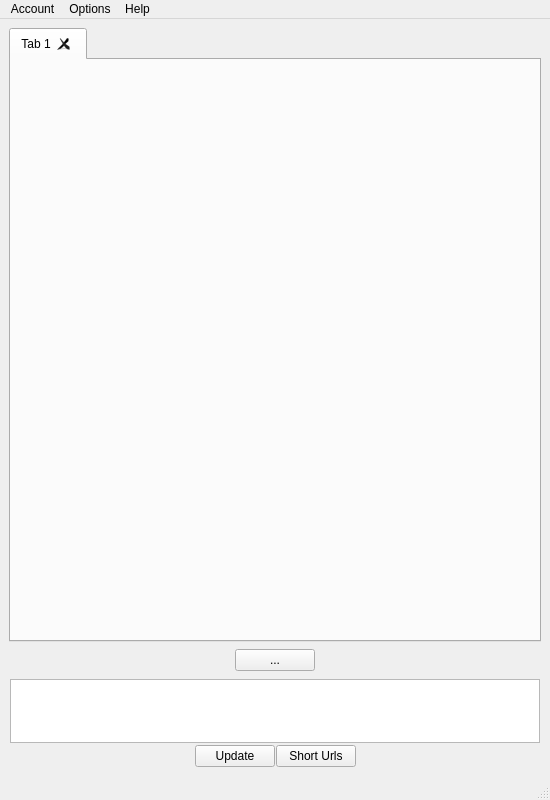
Before: the Qt Designer form forms/mainwindowform.ui in minimoog/qtwitdget, drawn with Qt 5.
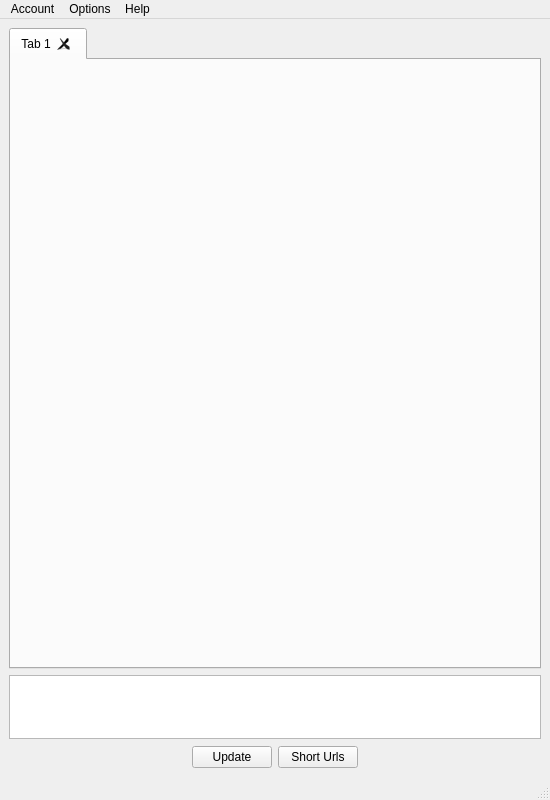
After: the same form once the commit is applied. Custom widgets are drawn as their Qt base class.

Commit message: Removed "More" button.

The edit to the form file:
```diff
--- a/forms/mainwindowform.ui
+++ b/forms/mainwindowform.ui
@@ -14,7 +14,7 @@
    <string>QTwitdget</string>
   </property>
   <widget class="QWidget" name="centralwidget">
-   <layout class="QVBoxLayout" name="verticalLayout_2">
+   <layout class="QVBoxLayout" name="verticalLayout">
     <item>
      <widget class="QTabWidget" name="tabWidget">
       <property name="currentIndex">
@@ -40,58 +40,6 @@
      </widget>
     </item>
     <item>
-     <layout class="QHBoxLayout" name="horizontalLayout">
-      <property name="margin">
-       <number>1</number>
-      </property>
-      <item>
-       <spacer name="horizontalSpacer">
-        <property name="orientation">
-         <enum>Qt::Horizontal</enum>
-        </property>
-        <property name="sizeHint" stdset="0">
-         <size>
-          <width>40</width>
-          <height>20</height>
-         </size>
-        </property>
-       </spacer>
-      </item>
-      <item>
-       <widget class="QPushButton" name="moreButton">
-        <property name="text">
-         <string>...</string>
-        </property>
-        <property name="checkable">
-         <bool>true</bool>
-        </property>
-       </widget>
-      </item>
-      <item>
-       <spacer name="horizontalSpacer_2">
-        <property name="orientation">
-         <enum>Qt::Horizontal</enum>
-        </property>
-        <property name="sizeHint" stdset="0">
-         <size>
-          <width>40</width>
-          <height>20</height>
-         </size>
-        </property>
-       </spacer>
-      </item>
-     </layout>
-    </item>
-    <item>
-     <widget class="QWidget" name="groupWidget" native="true">
-      <layout class="QVBoxLayout" name="verticalLayout">
-       <property name="spacing">
-        <number>1</number>
-       </property>
-       <property name="margin">
-        <number>1</number>
-       </property>
-       <item>
         <widget class="TextEditWithLimit" name="updateEdit">
          <property name="sizePolicy">
           <sizepolicy hsizetype="Expanding" vsizetype="Fixed">
@@ -156,9 +104,6 @@
        </item>
       </layout>
      </widget>
-    </item>
-   </layout>
-  </widget>
   <widget class="QMenuBar" name="menubar">
    <property name="geometry">
     <rect>
```
Left out of the diff: 32 changed lines with no effect on the pictures. Lines whose indentation alone changed are shown as unchanged. The commit also changes 1 other file.
